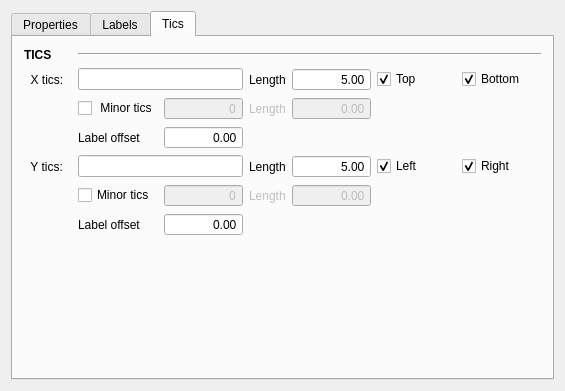
Qt form src/UIs/axes_tabw.ui (editeodoro/QPyloT) before a commit.
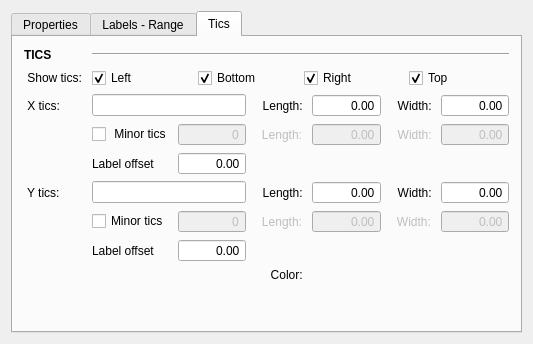
The same form after that commit. The open tabs and pages were chosen to show the change.

```diff
--- a/src/UIs/axes_tabw.ui
+++ b/src/UIs/axes_tabw.ui
@@ -6,8 +6,8 @@
    <rect>
     <x>0</x>
     <y>0</y>
-    <width>565</width>
-    <height>391</height>
+    <width>533</width>
+    <height>344</height>
    </rect>
   </property>
   <layout class="QGridLayout" name="gridLayout_3">
@@ -319,7 +319,7 @@
      </widget>
      <widget class="QWidget" name="AxesLabels_tab">
       <attribute name="title">
-       <string>Labels</string>
+       <string>Labels - Range</string>
       </attribute>
       <layout class="QVBoxLayout" name="verticalLayout_4">
        <item>
@@ -450,36 +450,185 @@
       <layout class="QVBoxLayout" name="verticalLayout_5">
        <item>
         <layout class="QGridLayout" name="Tics_gridLayout">
-         <item row="1" column="6">
-          <widget class="QCheckBox" name="XticsBottom_checkBox">
-           <property name="text">
-            <string>Bottom</string>
+         <item row="0" column="1" colspan="6">
+          <widget class="Line" name="line_3">
+           <property name="orientation">
+            <enum>Qt::Horizontal</enum>
            </property>
-           <property name="checked">
-            <bool>true</bool>
+          </widget>
+         </item>
+         <item row="3" column="4">
+          <widget class="QDoubleSpinBox" name="XticsMinorLength_doubleSpinBox">
+           <property name="enabled">
+            <bool>false</bool>
            </property>
+           <property name="alignment">
+            <set>Qt::AlignRight|Qt::AlignTrailing|Qt::AlignVCenter</set>
+           </property>
+           <property name="buttonSymbols">
+            <enum>QAbstractSpinBox::NoButtons</enum>
+           </property>
           </widget>
          </item>
-         <item row="1" column="0">
-          <widget class="QLabel" name="label_4">
-           <property name="sizePolicy">
-            <sizepolicy hsizetype="Maximum" vsizetype="Preferred">
-             <horstretch>0</horstretch>
-             <verstretch>0</verstretch>
-            </sizepolicy>
+         <item row="6" column="5">
+          <widget class="QLabel" name="YticsMinorWidth_label">
+           <property name="enabled">
+            <bool>false</bool>
            </property>
            <property name="text">
-            <string>  X tics:</string>
+            <string>   Width: </string>
            </property>
           </widget>
          </item>
-         <item row="2" column="1">
+         <item row="1" column="1" colspan="6">
+          <layout class="QHBoxLayout" name="horizontalLayout">
+           <item>
+            <widget class="QCheckBox" name="TicsLeft_checkBox">
+             <property name="text">
+              <string>Left</string>
+             </property>
+             <property name="checked">
+              <bool>true</bool>
+             </property>
+            </widget>
+           </item>
+           <item>
+            <widget class="QCheckBox" name="TicsBottom_checkBox">
+             <property name="text">
+              <string>Bottom</string>
+             </property>
+             <property name="checked">
+              <bool>true</bool>
+             </property>
+            </widget>
+           </item>
+           <item>
+            <widget class="QCheckBox" name="TicsRight_checkBox">
+             <property name="text">
+              <string>Right</string>
+             </property>
+             <property name="checked">
+              <bool>true</bool>
+             </property>
+            </widget>
+           </item>
+           <item>
+            <widget class="QCheckBox" name="TicsTop_checkBox">
+             <property name="text">
+              <string>Top</string>
+             </property>
+             <property name="checked">
+              <bool>true</bool>
+             </property>
+            </widget>
+           </item>
+          </layout>
+         </item>
+         <item row="2" column="4">
+          <widget class="QDoubleSpinBox" name="XticsLength_doubleSpinBox">
+           <property name="alignment">
+            <set>Qt::AlignRight|Qt::AlignTrailing|Qt::AlignVCenter</set>
+           </property>
+           <property name="buttonSymbols">
+            <enum>QAbstractSpinBox::NoButtons</enum>
+           </property>
+          </widget>
+         </item>
+         <item row="3" column="1">
           <widget class="QCheckBox" name="XticsMinor_checkBox">
            <property name="text">
             <string> Minor tics</string>
            </property>
           </widget>
          </item>
+         <item row="4" column="1">
+          <widget class="QLabel" name="label_5">
+           <property name="sizePolicy">
+            <sizepolicy hsizetype="Maximum" vsizetype="Preferred">
+             <horstretch>0</horstretch>
+             <verstretch>0</verstretch>
+            </sizepolicy>
+           </property>
+           <property name="text">
+            <string>Label offset</string>
+           </property>
+          </widget>
+         </item>
+         <item row="2" column="6">
+          <widget class="QDoubleSpinBox" name="XticsWidth_doubleSpinBox">
+           <property name="alignment">
+            <set>Qt::AlignRight|Qt::AlignTrailing|Qt::AlignVCenter</set>
+           </property>
+           <property name="buttonSymbols">
+            <enum>QAbstractSpinBox::NoButtons</enum>
+           </property>
+          </widget>
+         </item>
+         <item row="1" column="0">
+          <widget class="QLabel" name="label_17">
+           <property name="sizePolicy">
+            <sizepolicy hsizetype="Maximum" vsizetype="Preferred">
+             <horstretch>0</horstretch>
+             <verstretch>0</verstretch>
+            </sizepolicy>
+           </property>
+           <property name="text">
+            <string> Show tics: </string>
+           </property>
+          </widget>
+         </item>
+         <item row="2" column="1" colspan="2">
+          <widget class="QLineEdit" name="Xtics_lineEdit"/>
+         </item>
+         <item row="3" column="6">
+          <widget class="QDoubleSpinBox" name="XticsMinorWidth_doubleSpinBox">
+           <property name="enabled">
+            <bool>false</bool>
+           </property>
+           <property name="alignment">
+            <set>Qt::AlignRight|Qt::AlignTrailing|Qt::AlignVCenter</set>
+           </property>
+           <property name="buttonSymbols">
+            <enum>QAbstractSpinBox::NoButtons</enum>
+           </property>
+          </widget>
+         </item>
+         <item row="3" column="5">
+          <widget class="QLabel" name="XticsMinorWidth_label">
+           <property name="enabled">
+            <bool>false</bool>
+           </property>
+           <property name="text">
+            <string>   Width: </string>
+           </property>
+           <property name="alignment">
+            <set>Qt::AlignRight|Qt::AlignTrailing|Qt::AlignVCenter</set>
+           </property>
+          </widget>
+         </item>
+         <item row="3" column="3">
+          <widget class="QLabel" name="XticsMinorLength_label">
+           <property name="enabled">
+            <bool>false</bool>
+           </property>
+           <property name="text">
+            <string>   Length: </string>
+           </property>
+          </widget>
+         </item>
+         <item row="2" column="0">
+          <widget class="QLabel" name="label_4">
+           <property name="sizePolicy">
+            <sizepolicy hsizetype="Maximum" vsizetype="Preferred">
+             <horstretch>0</horstretch>
+             <verstretch>0</verstretch>
+            </sizepolicy>
+           </property>
+           <property name="text">
+            <string> X tics:</string>
+           </property>
+          </widget>
+         </item>
          <item row="0" column="0">
           <widget class="QLabel" name="label_3">
            <property name="font">
@@ -496,33 +645,39 @@
            </property>
           </widget>
          </item>
-         <item row="2" column="3">
-          <widget class="QLabel" name="XticsMinorLength_label">
-           <property name="enabled">
-            <bool>false</bool>
+         <item row="5" column="0">
+          <widget class="QLabel" name="label_8">
+           <property name="sizePolicy">
+            <sizepolicy hsizetype="Maximum" vsizetype="Preferred">
+             <horstretch>0</horstretch>
+             <verstretch>0</verstretch>
+            </sizepolicy>
            </property>
            <property name="text">
-            <string>Length</string>
+            <string> Y tics:</string>
            </property>
           </widget>
          </item>
-         <item row="1" column="1" colspan="2">
-          <widget class="QLineEdit" name="Xtics_lineEdit"/>
+         <item row="5" column="1" colspan="2">
+          <widget class="QLineEdit" name="Ytics_lineEdit"/>
          </item>
-         <item row="2" column="2">
-          <widget class="QSpinBox" name="XticsMinor_spinBox">
-           <property name="enabled">
-            <bool>false</bool>
+         <item row="2" column="5">
+          <widget class="QLabel" name="label_18">
+           <property name="sizePolicy">
+            <sizepolicy hsizetype="Maximum" vsizetype="Preferred">
+             <horstretch>0</horstretch>
+             <verstretch>0</verstretch>
+            </sizepolicy>
+           </property>
+           <property name="text">
+            <string>   Width: </string>
            </property>
            <property name="alignment">
             <set>Qt::AlignRight|Qt::AlignTrailing|Qt::AlignVCenter</set>
            </property>
-           <property name="buttonSymbols">
-            <enum>QAbstractSpinBox::NoButtons</enum>
-           </property>
           </widget>
          </item>
-         <item row="1" column="3">
+         <item row="2" column="3">
           <widget class="QLabel" name="label_6">
            <property name="sizePolicy">
             <sizepolicy hsizetype="Maximum" vsizetype="Preferred">
@@ -531,41 +686,24 @@
             </sizepolicy>
            </property>
            <property name="text">
-            <string>Length</string>
+            <string>   Length: </string>
            </property>
-          </widget>
-         </item>
-         <item row="1" column="4">
-          <widget class="QDoubleSpinBox" name="XticsLength_doubleSpinBox">
            <property name="alignment">
             <set>Qt::AlignRight|Qt::AlignTrailing|Qt::AlignVCenter</set>
            </property>
-           <property name="buttonSymbols">
-            <enum>QAbstractSpinBox::NoButtons</enum>
-           </property>
-           <property name="value">
-            <double>5.000000000000000</double>
-           </property>
           </widget>
          </item>
-         <item row="4" column="5">
-          <widget class="QCheckBox" name="YticsRight_checkBox">
-           <property name="text">
-            <string>Left</string>
+         <item row="6" column="3">
+          <widget class="QLabel" name="YticsMinorLength_label">
+           <property name="enabled">
+            <bool>false</bool>
            </property>
-           <property name="checked">
-            <bool>true</bool>
-           </property>
-          </widget>
-         </item>
-         <item row="5" column="1">
-          <widget class="QCheckBox" name="YticsMinor_checkBox">
            <property name="text">
-            <string>Minor tics</string>
+            <string>   Length: </string>
            </property>
           </widget>
          </item>
-         <item row="3" column="2">
+         <item row="4" column="2">
           <widget class="QDoubleSpinBox" name="XticsOffset_doubleSpinBox">
            <property name="alignment">
             <set>Qt::AlignRight|Qt::AlignTrailing|Qt::AlignVCenter</set>
@@ -575,43 +713,7 @@
            </property>
           </widget>
          </item>
-         <item row="1" column="5">
-          <widget class="QCheckBox" name="XticsTop_checkBox">
-           <property name="text">
-            <string>Top</string>
-           </property>
-           <property name="checked">
-            <bool>true</bool>
-           </property>
-          </widget>
-         </item>
-         <item row="5" column="4">
-          <widget class="QDoubleSpinBox" name="YticsMinorLength_doubleSpinBox">
-           <property name="enabled">
-            <bool>false</bool>
-           </property>
-           <property name="alignment">
-            <set>Qt::AlignRight|Qt::AlignTrailing|Qt::AlignVCenter</set>
-           </property>
-           <property name="buttonSymbols">
-            <enum>QAbstractSpinBox::NoButtons</enum>
-           </property>
-          </widget>
-         </item>
-         <item row="4" column="4">
-          <widget class="QDoubleSpinBox" name="YticsLength_doubleSpinBox">
-           <property name="alignment">
-            <set>Qt::AlignRight|Qt::AlignTrailing|Qt::AlignVCenter</set>
-           </property>
-           <property name="buttonSymbols">
-            <enum>QAbstractSpinBox::NoButtons</enum>
-           </property>
-           <property name="value">
-            <double>5.000000000000000</double>
-           </property>
-          </widget>
-         </item>
-         <item row="6" column="2">
+         <item row="7" column="2">
           <widget class="QDoubleSpinBox" name="YticsOffset_doubleSpinBox">
            <property name="alignment">
             <set>Qt::AlignRight|Qt::AlignTrailing|Qt::AlignVCenter</set>
@@ -621,8 +723,8 @@
            </property>
           </widget>
          </item>
-         <item row="5" column="2">
-          <widget class="QSpinBox" name="YticsMinor_spinBox">
+         <item row="6" column="4">
+          <widget class="QDoubleSpinBox" name="YticsMinorLength_doubleSpinBox">
            <property name="enabled">
             <bool>false</bool>
            </property>
@@ -634,52 +736,28 @@
            </property>
           </widget>
          </item>
+         <item row="5" column="6">
+          <widget class="QDoubleSpinBox" name="YticsWidth_doubleSpinBox">
+           <property name="alignment">
+            <set>Qt::AlignRight|Qt::AlignTrailing|Qt::AlignVCenter</set>
+           </property>
+           <property name="buttonSymbols">
+            <enum>QAbstractSpinBox::NoButtons</enum>
+           </property>
+          </widget>
+         </item>
          <item row="5" column="3">
-          <widget class="QLabel" name="YticsMinorLength_label">
-           <property name="enabled">
-            <bool>false</bool>
-           </property>
-           <property name="text">
-            <string>Length</string>
-           </property>
-          </widget>
-         </item>
-         <item row="4" column="6">
-          <widget class="QCheckBox" name="checkBox_4">
-           <property name="text">
-            <string>Right</string>
-           </property>
-           <property name="checked">
-            <bool>true</bool>
-           </property>
-          </widget>
-         </item>
-         <item row="4" column="3">
           <widget class="QLabel" name="label_9">
            <property name="text">
-            <string>Length</string>
+            <string>   Length: </string>
            </property>
-          </widget>
-         </item>
-         <item row="4" column="0">
-          <widget class="QLabel" name="label_8">
-           <property name="text">
-            <string>  Y tics:</string>
+           <property name="alignment">
+            <set>Qt::AlignRight|Qt::AlignTrailing|Qt::AlignVCenter</set>
            </property>
           </widget>
          </item>
-         <item row="0" column="1" colspan="6">
-          <widget class="Line" name="line_3">
-           <property name="orientation">
-            <enum>Qt::Horizontal</enum>
-           </property>
-          </widget>
-         </item>
-         <item row="4" column="1" colspan="2">
-          <widget class="QLineEdit" name="Ytics_lineEdit"/>
-         </item>
-         <item row="2" column="4">
-          <widget class="QDoubleSpinBox" name="XticsMinorLength_doubleSpinBox">
+         <item row="3" column="2">
+          <widget class="QSpinBox" name="XticsMinor_spinBox">
            <property name="enabled">
             <bool>false</bool>
            </property>
@@ -691,23 +769,73 @@
            </property>
           </widget>
          </item>
-         <item row="6" column="1">
+         <item row="7" column="1">
           <widget class="QLabel" name="label_10">
            <property name="text">
             <string>Label offset</string>
            </property>
           </widget>
          </item>
-         <item row="3" column="1">
-          <widget class="QLabel" name="label_5">
-           <property name="sizePolicy">
-            <sizepolicy hsizetype="Maximum" vsizetype="Preferred">
-             <horstretch>0</horstretch>
-             <verstretch>0</verstretch>
-            </sizepolicy>
+         <item row="6" column="2">
+          <widget class="QSpinBox" name="YticsMinor_spinBox">
+           <property name="enabled">
+            <bool>false</bool>
            </property>
+           <property name="alignment">
+            <set>Qt::AlignRight|Qt::AlignTrailing|Qt::AlignVCenter</set>
+           </property>
+           <property name="buttonSymbols">
+            <enum>QAbstractSpinBox::NoButtons</enum>
+           </property>
+          </widget>
+         </item>
+         <item row="6" column="1">
+          <widget class="QCheckBox" name="YticsMinor_checkBox">
            <property name="text">
-            <string>Label offset</string>
+            <string>Minor tics</string>
+           </property>
+          </widget>
+         </item>
+         <item row="5" column="5">
+          <widget class="QLabel" name="label_19">
+           <property name="text">
+            <string>   Width: </string>
+           </property>
+           <property name="alignment">
+            <set>Qt::AlignRight|Qt::AlignTrailing|Qt::AlignVCenter</set>
+           </property>
+          </widget>
+         </item>
+         <item row="6" column="6">
+          <widget class="QDoubleSpinBox" name="YticsMinorWidth_doubleSpinBox">
+           <property name="enabled">
+            <bool>false</bool>
+           </property>
+           <property name="alignment">
+            <set>Qt::AlignRight|Qt::AlignTrailing|Qt::AlignVCenter</set>
+           </property>
+           <property name="buttonSymbols">
+            <enum>QAbstractSpinBox::NoButtons</enum>
+           </property>
+          </widget>
+         </item>
+         <item row="5" column="4">
+          <widget class="QDoubleSpinBox" name="YticsLength_doubleSpinBox">
+           <property name="alignment">
+            <set>Qt::AlignRight|Qt::AlignTrailing|Qt::AlignVCenter</set>
+           </property>
+           <property name="buttonSymbols">
+            <enum>QAbstractSpinBox::NoButtons</enum>
+           </property>
+          </widget>
+         </item>
+         <item row="8" column="3">
+          <widget class="QLabel" name="label_20">
+           <property name="text">
+            <string>   Color: </string>
+           </property>
+           <property name="alignment">
+            <set>Qt::AlignRight|Qt::AlignTrailing|Qt::AlignVCenter</set>
            </property>
           </widget>
          </item>
@@ -721,7 +849,7 @@
          <property name="sizeHint" stdset="0">
           <size>
            <width>20</width>
-           <height>40</height>
+           <height>5</height>
           </size>
          </property>
         </spacer>
```
Left out of the diff: 466 changed lines with no effect on the pictures.
